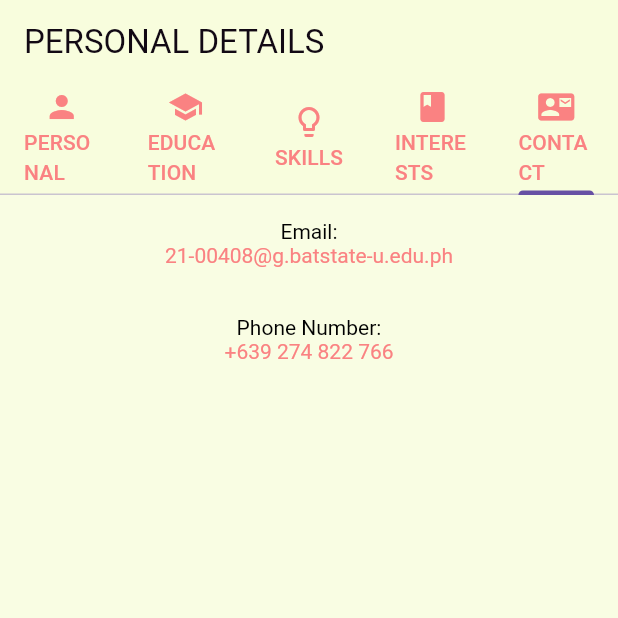
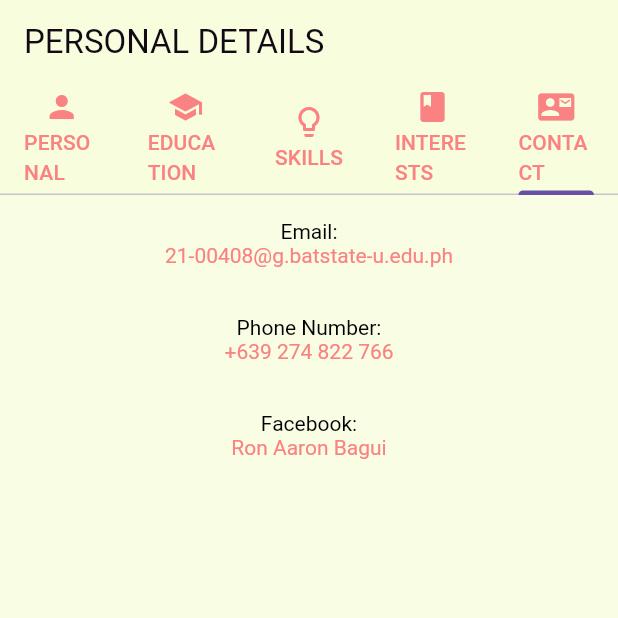
Before and after one commit to Ey-whon/APP-DEV, a Flutter app: the screen it shows after launch, tab 5 chosen, on a phone screen of 412 x 824 dp, the top half of it. Run offline on Flutter 3.47's test engine with Material 3 defaults, Android fonts, the phone set to English and light mode, and no system bars.

Commit message:
main.dart

```diff
--- a/lib/main.dart
+++ b/lib/main.dart
@@ -451,12 +451,34 @@ class _MyHomePageState extends State<MyHomePage> with TickerProviderStateMixin {
                           ],
                         ),
                       ),
+                      DefaultTextStyle(
+                        style: TextStyle(
+                          color: Colors.black,
+                        ),
+                        child: Column(
+                          children: [
+                            Text(' '),
+                            Text('Facebook:'),
+                            DefaultTextStyle(
+                              style: TextStyle(
+                                color: Color.fromARGB(255, 250, 130, 130),
+                              ),
+                              child: Column(
+                                children: [
+                                  Text('Ron Aaron Bagui'),
+                                  Text(''),
+                                ],
+                              ),
+                            ),
+                          ],
+                        ),
+                      ),
                     ],
                   ),
-                ),
+                )
               ],
             ),
-          )
+          ),
         ],
       ),
     );
```
